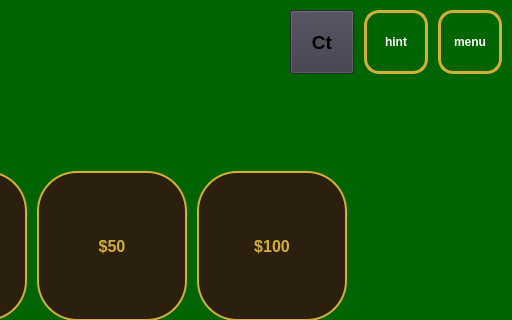
Above: game_widget.ui from owenharvey78/blackjack-learning-game before the change; both pictures show x 768 to 1280 and y 0 to 320 of the 1280 by 720 pixel window. Below: the same form after it.
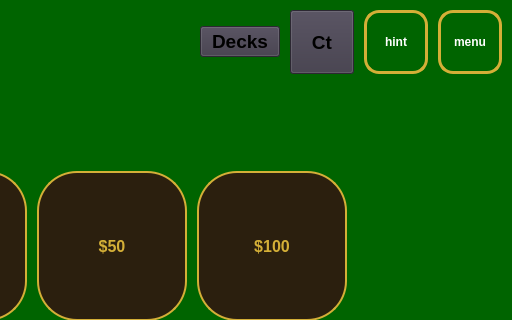
That is the form after the change.

Commit message: Add number of deck implementation

```diff
--- a/game_widget.ui
+++ b/game_widget.ui
@@ -88,6 +88,17 @@
        </item>
       </layout>
      </item>
+     <item alignment="Qt::AlignmentFlag::AlignRight">
+      <widget class="QPushButton" name="numberOfDecksButton">
+       <property name="styleSheet">
+        <string notr="true">font-size: 14pt; font-weight: bold;
+background-color: rgb(61, 56, 70);</string>
+       </property>
+       <property name="text">
+        <string>Decks</string>
+       </property>
+      </widget>
+     </item>
      <item>
       <widget class="QPushButton" name="showCountButton">
        <property name="sizePolicy">
```
The commit also changes 4 other files.
